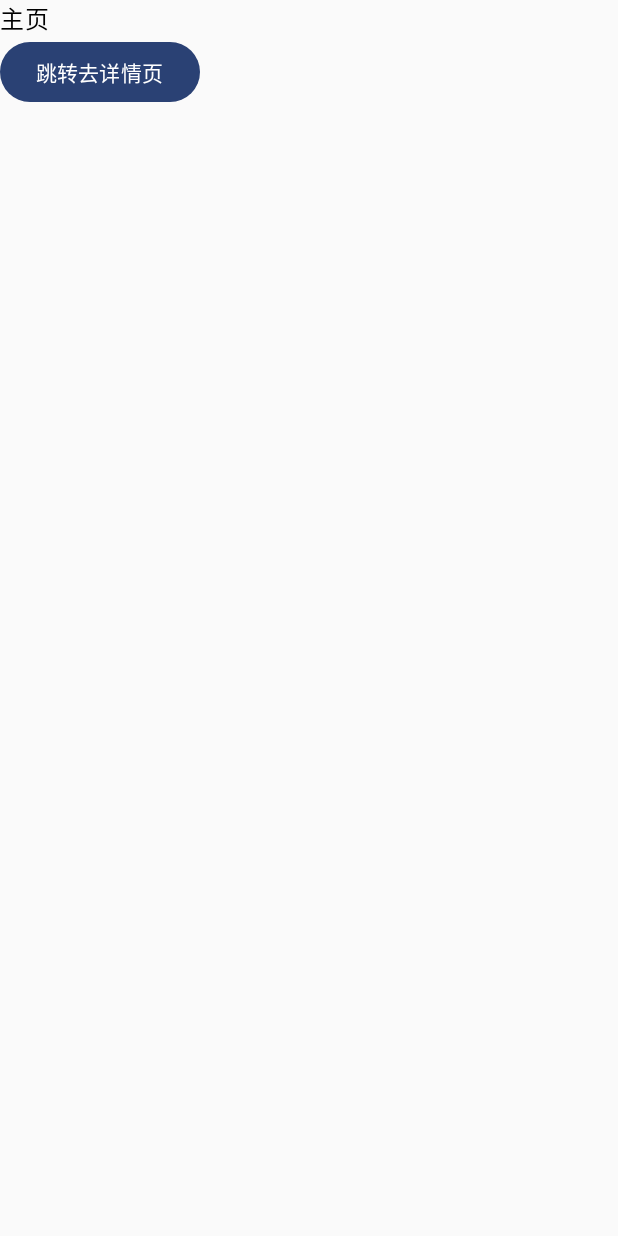
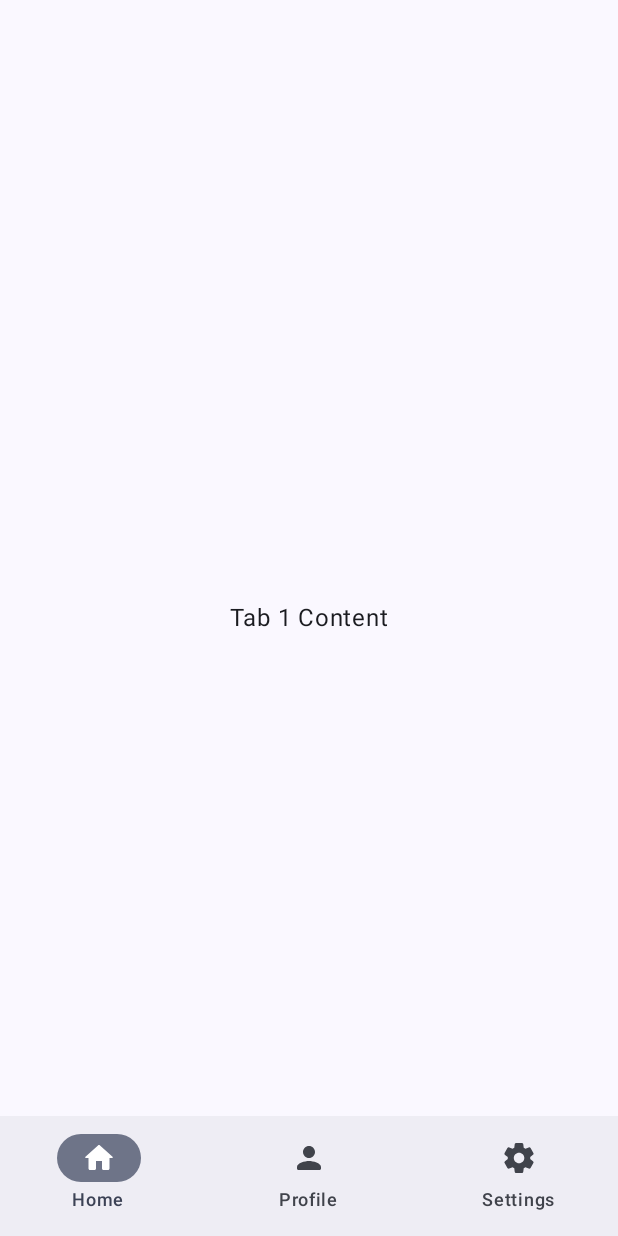
Before and after one commit to acsweets/carnation, an Android app built with Jetpack Compose: the screen it shows after launch (MainActivity2 before the commit, MainActivity3 after it), on a phone screen of 412 x 824 dp. Run offline under Robolectric (Android 15) with nearby library versions, the phone set to English and light mode, and no system bars.

Commit message:
底部导航栏

```diff
--- a/lily/build.gradle.kts
+++ b/lily/build.gradle.kts
@@ -51,7 +51,7 @@ android {
 
 dependencies {
     //导航板块
-    implementation ("androidx.navigation:navigation-compose:2.5.3")
+    implementation ("androidx.navigation:navigation-compose:2.7.7")
     implementation("androidx.core:core-ktx:1.9.0")
     implementation("androidx.lifecycle:lifecycle-runtime-ktx:2.7.0")
     implementation("androidx.activity:activity-compose:1.9.0")
--- a/lily/src/main/java/com/example/lily/MainActivity.kt
+++ b/lily/src/main/java/com/example/lily/MainActivity.kt
@@ -46,14 +46,11 @@ class MainActivity : ComponentActivity() {
 }
 
     private fun startActivityToNewScreen() {
-        val intent = Intent(this, MainActivity2::class.java)
+        val intent = Intent(this, MainActivity3::class.java)
         startActivity(intent)
     }
 
-
-
     }
-
 
     @Composable
 fun Greeting(name: String, modifier: Modifier = Modifier) {
--- a/lily/src/main/java/com/example/lily/MainActivity3.kt
+++ b/lily/src/main/java/com/example/lily/MainActivity3.kt
@@ -1,47 +1,100 @@
 package com.example.lily
 
+import android.annotation.SuppressLint
 import android.os.Bundle
 import androidx.activity.ComponentActivity
 import androidx.activity.compose.setContent
-import androidx.annotation.StringRes
+import androidx.compose.foundation.layout.Arrangement
+import androidx.compose.foundation.layout.Column
 import androidx.compose.foundation.layout.fillMaxSize
-import androidx.compose.foundation.layout.fillMaxWidth
-import androidx.compose.foundation.layout.wrapContentHeight
-import androidx.compose.material3.BottomAppBar
+import androidx.compose.material.icons.Icons
+import androidx.compose.material.icons.rounded.Home
+import androidx.compose.material.icons.rounded.Person
+import androidx.compose.material.icons.rounded.Settings
 import androidx.compose.material3.ExperimentalMaterial3Api
-import androidx.compose.material3.MaterialTheme
+import androidx.compose.material3.Icon
+import androidx.compose.material3.NavigationBar
 import androidx.compose.material3.Scaffold
-import androidx.compose.material3.Surface
+import androidx.compose.material3.NavigationBarItem
 import androidx.compose.material3.Text
 import androidx.compose.runtime.Composable
+import androidx.compose.runtime.getValue
+import androidx.compose.runtime.mutableIntStateOf
+import androidx.compose.runtime.remember
+import androidx.compose.runtime.setValue
+import androidx.compose.ui.Alignment
 import androidx.compose.ui.Modifier
-import androidx.compose.ui.draw.drawWithCache
-import androidx.compose.ui.graphics.Color
-import androidx.compose.ui.graphics.nativeCanvas
-import androidx.compose.ui.platform.LocalContext
-import androidx.compose.ui.tooling.preview.Preview
-import androidx.compose.ui.unit.dp
-import androidx.core.content.ContextCompat
-import androidx.core.graphics.drawable.updateBounds
-import androidx.navigation.compose.currentBackStackEntryAsState
-import androidx.navigation.compose.rememberNavController
+import androidx.compose.ui.graphics.vector.ImageVector
 import com.example.lily.ui.theme.CarnationTheme
 
-///底部导航栏的实现
-
+/////底部导航栏的实现
+//
 class MainActivity3 : ComponentActivity() {
     override fun onCreate(savedInstanceState: Bundle?) {
         super.onCreate(savedInstanceState)
         setContent {
             CarnationTheme {
                 // A surface container using the 'background' color from the theme
-                MainContainerPage()
+                BottomNavigationExample()
             }
         }
     }
 }
+
+@SuppressLint("UnusedMaterial3ScaffoldPaddingParameter")
+@OptIn(ExperimentalMaterial3Api::class)
 @Composable
-fun  MainContainerPage(){
+fun BottomNavigationExample() {
+    // 创建底部导航栏的状态
+    var selectedIndex by remember { mutableIntStateOf(0) }
+
+    // 创建底部导航栏的项目
+    val items = listOf(
+        NavItem.Home,
+        NavItem.Profile,
+        NavItem.Settings
+    )
+
+    Scaffold(
+        bottomBar = {
+            NavigationBar() {
+                items.forEachIndexed { index, item ->
+                    NavigationBarItem(
+                        icon = { Icon(imageVector = item.icon, contentDescription = null) },
+                        label = { Text(text = item.title) },
+                        selected = selectedIndex == index,
+                        onClick = { selectedIndex = index }
+                    )
+                }
+            }
 
 
+        }
+    ) {
+        // 根据选中的索引显示不同的页面内容
+        when (selectedIndex) {
+            0 -> TabContent(text = "Tab 1 Content")
+            1 -> TabContent(text = "Tab 2 Content")
+            2 -> TabContent(text = "Tab 3 Content")
+        }
+    }
 }
+
+@Composable
+fun TabContent(text: String) {
+    Column(
+        modifier = Modifier.fillMaxSize(),
+        verticalArrangement = Arrangement.Center,
+        horizontalAlignment = Alignment.CenterHorizontally
+    ) {
+        Text(text = text)
+    }
+}
+
+
+// 底部导航
+sealed class NavItem(var route: String, var icon: ImageVector, var title: String) {
+    object Home : NavItem("home", Icons.Rounded.Home, "Home")
+    object Profile : NavItem("profile", Icons.Rounded.Person, "Profile")
+    object Settings : NavItem("settings", Icons.Rounded.Settings, "Settings")
+}
--- a/lily/src/main/res/values/strings.xml
+++ b/lily/src/main/res/values/strings.xml
@@ -6,4 +6,7 @@
     <string name="str_main_title_recommend">推荐</string>
     <string name="str_main_title_find">发现</string>
     <string name="str_main_title_mine">我的</string>
+    <string name="home_icon">主页</string>
+    <string name="profile_icon">简介</string>
+    <string name="settings_icon">设置</string>
 </resources>
```
